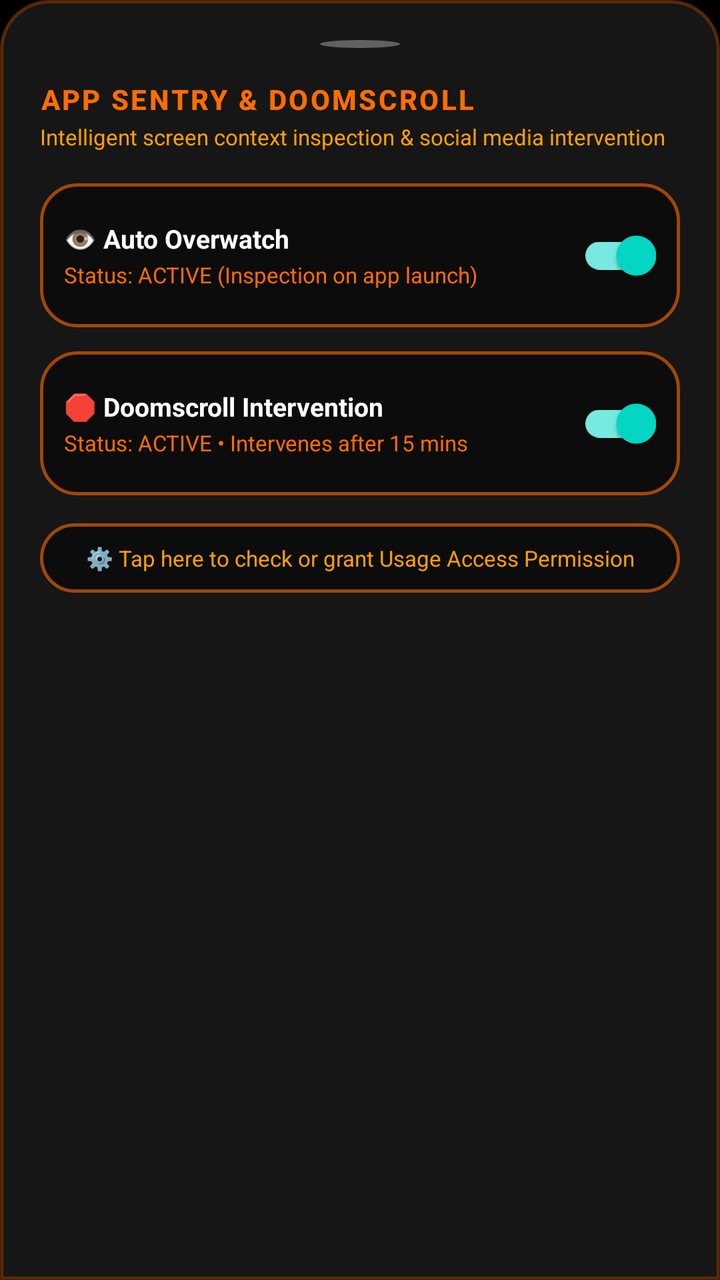
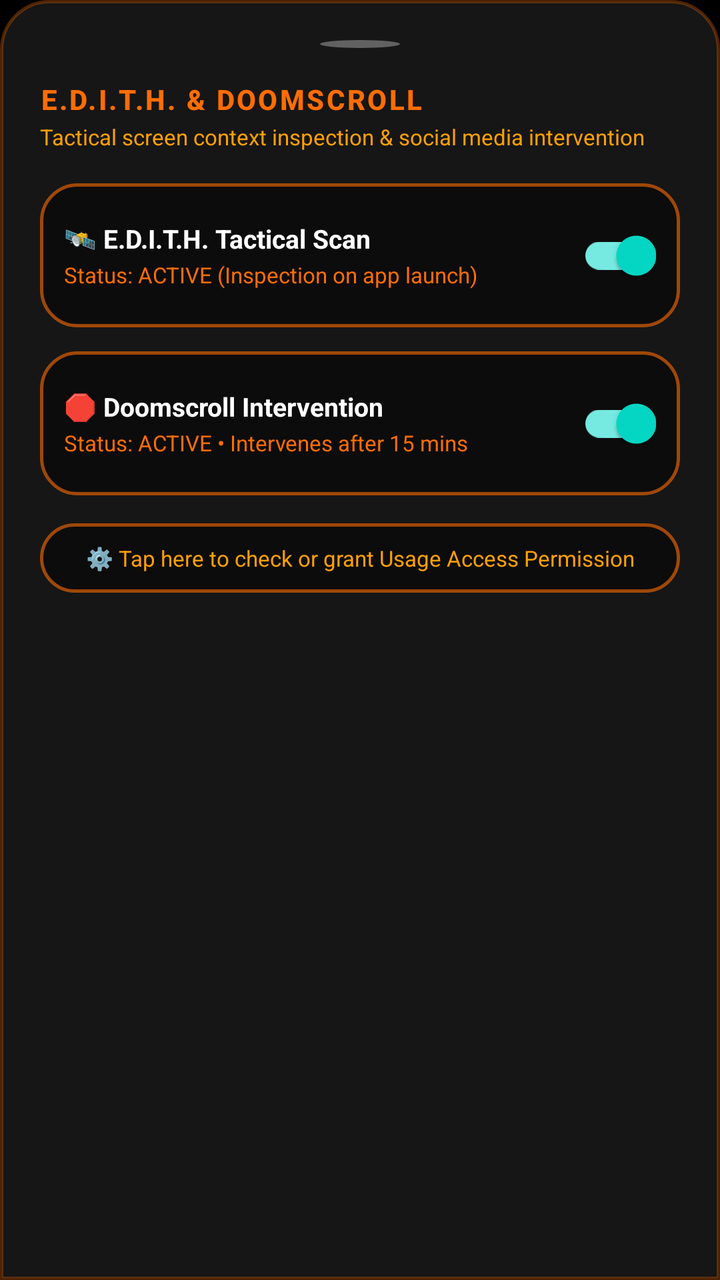

An Android layout rendered at two revisions. The XML below is the earlier revision; the diff shows what the commit changed to produce the second picture.
<!-- AndroidManifest.xml: application theme Theme.Friday -->
<!-- res/layout/sheet_app_sentry.xml -->
<?xml version="1.0" encoding="utf-8"?>
<LinearLayout xmlns:android="http://schemas.android.com/apk/res/android"
    xmlns:app="http://schemas.android.com/apk/res-auto"
    android:layout_width="match_parent"
    android:layout_height="wrap_content"
    android:background="@drawable/bg_cyber_bottom_sheet"
    android:orientation="vertical"
    android:padding="20dp">

    
    <View
        android:layout_width="40dp"
        android:layout_height="4dp"
        android:layout_gravity="center_horizontal"
        android:layout_marginBottom="16dp"
        android:background="@drawable/bg_dot_inactive" />

    <TextView
        android:layout_width="wrap_content"
        android:layout_height="wrap_content"
        android:fontFamily="sans-serif-medium"
        android:letterSpacing="0.08"
        android:text="APP SENTRY &amp; DOOMSCROLL"
        android:textColor="@color/stark_cyan"
        android:textSize="14sp"
        android:textStyle="bold" />

    <TextView
        android:layout_width="wrap_content"
        android:layout_height="wrap_content"
        android:layout_marginTop="2dp"
        android:text="Intelligent screen context inspection &amp; social media intervention"
        android:textColor="@color/stark_gold"
        android:textSize="11sp" />

    
    <LinearLayout
        android:layout_width="match_parent"
        android:layout_height="wrap_content"
        android:layout_marginTop="16dp"
        android:background="@drawable/bg_hud_card"
        android:gravity="center_vertical"
        android:orientation="horizontal"
        android:padding="12dp">

        <LinearLayout
            android:layout_width="0dp"
            android:layout_height="wrap_content"
            android:layout_weight="1"
            android:orientation="vertical">

            <TextView
                android:layout_width="wrap_content"
                android:layout_height="wrap_content"
                android:text="👁️ Auto Overwatch"
                android:textColor="@color/stark_text_white"
                android:textSize="13sp"
                android:textStyle="bold" />

            <TextView
                android:id="@+id/tvOverwatchSheetState"
                android:layout_width="wrap_content"
                android:layout_height="wrap_content"
                android:layout_marginTop="2dp"
                android:text="Status: ACTIVE (Inspection on app launch)"
                android:textColor="@color/stark_cyan"
                android:textSize="11sp" />
        </LinearLayout>

        <com.google.android.material.switchmaterial.SwitchMaterial
            android:id="@+id/switchOverwatchSheet"
            android:layout_width="wrap_content"
            android:layout_height="wrap_content"
            android:checked="true" />
    </LinearLayout>

    
    <LinearLayout
        android:layout_width="match_parent"
        android:layout_height="wrap_content"
        android:layout_marginTop="12dp"
        android:background="@drawable/bg_hud_card"
        android:gravity="center_vertical"
        android:orientation="horizontal"
        android:padding="12dp">

        <LinearLayout
            android:layout_width="0dp"
            android:layout_height="wrap_content"
            android:layout_weight="1"
            android:orientation="vertical">

            <TextView
                android:layout_width="wrap_content"
                android:layout_height="wrap_content"
                android:text="🛑 Doomscroll Intervention"
                android:textColor="@color/stark_text_white"
                android:textSize="13sp"
                android:textStyle="bold" />

            <TextView
                android:id="@+id/tvDoomscrollSheetState"
                android:layout_width="wrap_content"
                android:layout_height="wrap_content"
                android:layout_marginTop="2dp"
                android:text="Status: ACTIVE • Intervenes after 15 mins"
                android:textColor="@color/stark_cyan"
                android:textSize="11sp" />
        </LinearLayout>

        <com.google.android.material.switchmaterial.SwitchMaterial
            android:id="@+id/switchDoomscrollSheet"
            android:layout_width="wrap_content"
            android:layout_height="wrap_content"
            android:checked="true" />
    </LinearLayout>

    <TextView
        android:id="@+id/tvUsageAccessPromptSheet"
        android:layout_width="match_parent"
        android:layout_height="wrap_content"
        android:layout_marginTop="14dp"
        android:background="@drawable/bg_hud_card"
        android:gravity="center"
        android:paddingVertical="10dp"
        android:text="⚙️ Tap here to check or grant Usage Access Permission"
        android:textColor="@color/stark_gold"
        android:textSize="11sp" />

</LinearLayout>
<!-- resources referenced by this layout -->
<resources>
  <color name="stark_cyan">#FF6D00</color>
  <color name="stark_gold">#FFA000</color>
  <color name="stark_text_white">#FFFFFF</color>
  <!-- drawable bg_cyber_bottom_sheet (drawable) -->
  <?xml version="1.0" encoding="utf-8"?>
  <shape xmlns:android="http://schemas.android.com/apk/res/android"
      android:shape="rectangle">
      <solid android:color="#161616" />
      <corners
          android:topLeftRadius="24dp"
          android:topRightRadius="24dp"
          android:bottomLeftRadius="0dp"
          android:bottomRightRadius="0dp" />
      <stroke
          android:width="1.5dp"
          android:color="#4DFF6D00" />
  </shape>
  <!-- drawable bg_dot_inactive (drawable) -->
  <?xml version="1.0" encoding="utf-8"?>
  <shape xmlns:android="http://schemas.android.com/apk/res/android"
      android:shape="oval">
      <solid android:color="#616161" />
      <size
          android:width="7dp"
          android:height="7dp" />
  </shape>
  <!-- drawable bg_hud_card (drawable) -->
  <?xml version="1.0" encoding="utf-8"?>
  <shape xmlns:android="http://schemas.android.com/apk/res/android"
      android:shape="rectangle">
      <corners android:radius="18dp" />
      <solid android:color="#F50C0C0C" />
      <stroke
          android:width="1.5dp"
          android:color="#99FF6D00" />
      <padding
          android:bottom="14dp"
          android:left="16dp"
          android:right="16dp"
          android:top="14dp" />
  </shape>
  <style name="Theme.Friday" parent="Theme.MaterialComponents.DayNight.NoActionBar">
          <item name="colorPrimary">@color/stark_cyan</item>
          <item name="colorPrimaryVariant">@color/stark_cyan_dark</item>
          <item name="colorOnPrimary">@color/stark_bg_dark</item>
          <item name="android:statusBarColor">@color/stark_bg_dark</item>
          <item name="android:windowBackground">@color/stark_bg_dark</item>
      </style>
  <color name="stark_cyan_dark">#E65100</color>
  <color name="stark_bg_dark">#000000</color>
</resources>

<!-- the commit's change to res/layout/sheet_app_sentry.xml (unified diff, before → after) -->
@@ -20,7 +20,7 @@
         android:layout_height="wrap_content"
         android:fontFamily="sans-serif-medium"
         android:letterSpacing="0.08"
-        android:text="APP SENTRY &amp; DOOMSCROLL"
+        android:text="E.D.I.T.H. &amp; DOOMSCROLL"
         android:textColor="@color/stark_cyan"
         android:textSize="14sp"
         android:textStyle="bold" />
@@ -29,7 +29,7 @@
         android:layout_width="wrap_content"
         android:layout_height="wrap_content"
         android:layout_marginTop="2dp"
-        android:text="Intelligent screen context inspection &amp; social media intervention"
+        android:text="Tactical screen context inspection &amp; social media intervention"
         android:textColor="@color/stark_gold"
         android:textSize="11sp" />
 
@@ -52,7 +52,7 @@
             <TextView
                 android:layout_width="wrap_content"
                 android:layout_height="wrap_content"
-                android:text="👁️ Auto Overwatch"
+                android:text="🛰️ E.D.I.T.H. Tactical Scan"
                 android:textColor="@color/stark_text_white"
                 android:textSize="13sp"
                 android:textStyle="bold" />
